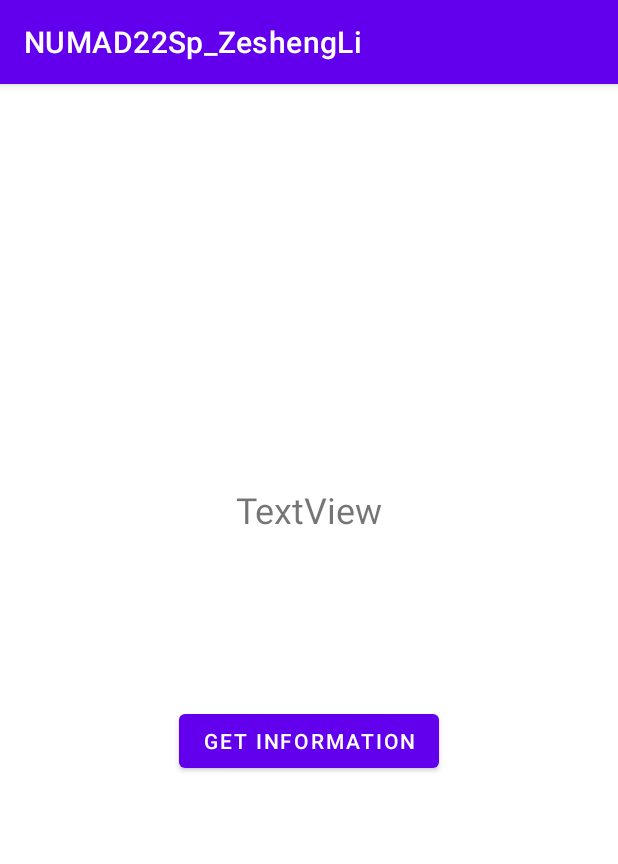
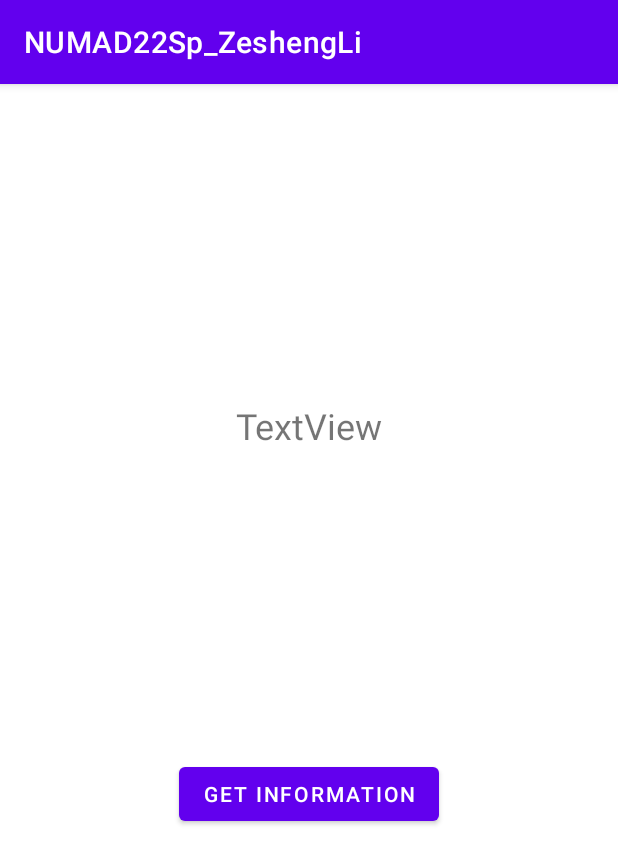
Before and after one commit to ZeitLee/CS5520_sp22, an Android app: the Server screen opened directly, with no data from a screen before it, on a phone screen of 412 x 824 dp. Shown: the top 864 px of the screen. Run offline under Robolectric (Android 15) with nearby library versions, the phone set to English and light mode, and no system bars.

Commit message:
Assignment6 Grap successful.

```diff
--- a/app/src/main/AndroidManifest.xml
+++ b/app/src/main/AndroidManifest.xml
@@ -3,6 +3,7 @@
     package="edu.neu.madcourse.numad22sp_zeshengli">
 
     <uses-permission android:name="android.permission.ACCESS_FINE_LOCATION" />
+    <uses-permission android:name="android.permission.INTERNET" />
 
     <application
         android:allowBackup="true"
--- a/app/src/main/res/layout/activity_server.xml
+++ b/app/src/main/res/layout/activity_server.xml
@@ -15,7 +15,7 @@
         app:layout_constraintEnd_toEndOf="parent"
         app:layout_constraintStart_toStartOf="parent"
         app:layout_constraintTop_toBottomOf="@+id/showText"
-        app:layout_constraintVertical_bias="0.272" />
+        app:layout_constraintVertical_bias="0.432" />
 
     <TextView
         android:id="@+id/showText"
@@ -27,5 +27,16 @@
         app:layout_constraintEnd_toEndOf="parent"
         app:layout_constraintStart_toStartOf="parent"
         app:layout_constraintTop_toTopOf="parent"
-        app:layout_constraintVertical_bias="0.364" />
+        app:layout_constraintVertical_bias="0.287" />
+
+    <ProgressBar
+        android:id="@+id/progressBar"
+        style="?android:attr/progressBarStyle"
+        android:layout_width="wrap_content"
+        android:layout_height="wrap_content"
+        android:visibility="gone"
+        app:layout_constraintBottom_toTopOf="@+id/getInfo"
+        app:layout_constraintEnd_toEndOf="parent"
+        app:layout_constraintStart_toStartOf="parent"
+        app:layout_constraintTop_toBottomOf="@+id/showText" />
 </androidx.constraintlayout.widget.ConstraintLayout>
```
Also changed, not shown: app/src/main/java/edu/neu/madcourse/numad22sp_zeshengli/Server.java (+52 -27 lines).
